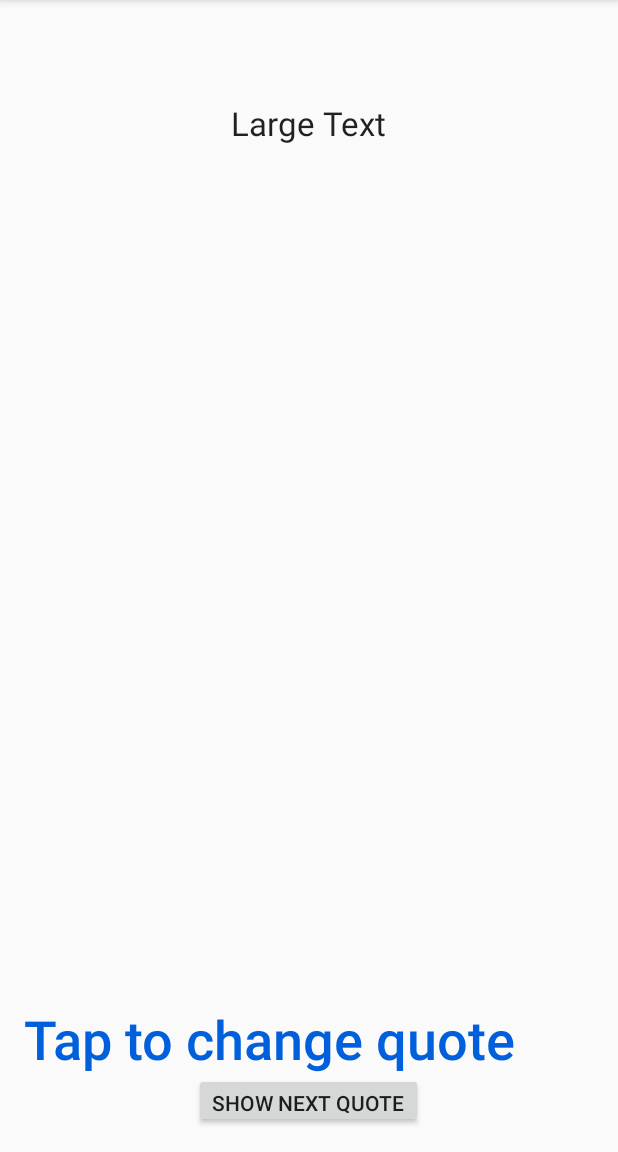
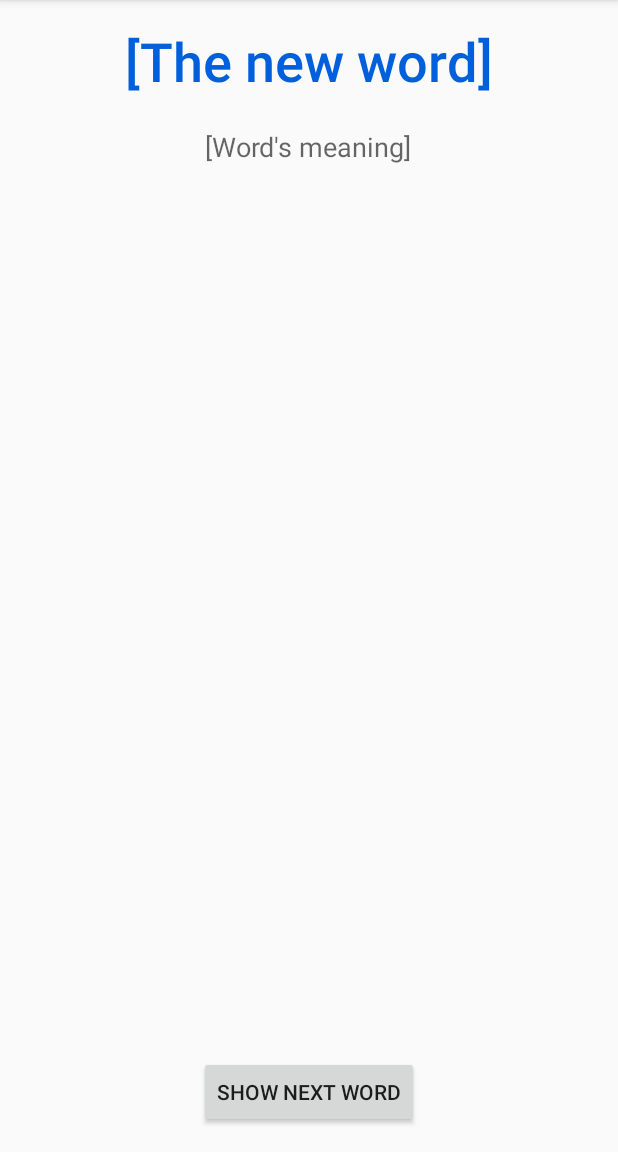
Before and after one commit to Wikzo/android_wordOfTheDay, an Android app: the screen it shows after launch (MainActivity), on a phone screen of 412 x 824 dp, the part 84-1236 px from its top. Run offline under Robolectric (Android 15) with nearby library versions, the light colour scheme and no system bars.

Commit message:
Database stuff began

```diff
--- /dev/null
+++ b/WordoftheDay/app/src/main/java/net/gustavdahl/wordoftheday/DatabaseHelper.java
@@ -0,0 +1,146 @@
+package net.gustavdahl.wordoftheday;
+
+import android.content.ContentValues;
+import android.content.Context;
+import android.database.Cursor;
+import android.database.sqlite.SQLiteDatabase;
+import android.database.sqlite.SQLiteOpenHelper;
+
+import java.util.ArrayList;
+import java.util.List;
+
+public class DatabaseHelper extends SQLiteOpenHelper
+{
+
+    // All Static variables
+    // Database Version
+    private static final int DATABASE_VERSION = 1;
+
+    // Database Name
+    private static final String DATABASE_NAME = "WordsManager";
+
+    // Contacts table name
+    private static final String TABLE_WORDS = "words1";
+
+    // Contacts Table Columns names
+    private static final String KEY_ID = "id";
+    private static final String KEY_WORD = "word";
+    private static final String KEY_MEANING = "meaning";
+
+    public DatabaseHelper(Context context)
+    {
+        super(context, DATABASE_NAME, null, DATABASE_VERSION);
+    }
+
+    // Creating Tables
+    @Override
+    public void onCreate(SQLiteDatabase db)
+    {
+        String CREATE_WORDS_TABLE = "CREATE TABLE " + TABLE_WORDS + "("
+                + KEY_ID + " INTEGER PRIMARY KEY," + KEY_WORD + " TEXT,"
+                + KEY_MEANING + " TEXT" + ")";
+        db.execSQL(CREATE_WORDS_TABLE);
+    }
+
+    // Upgrading database
+    @Override
+    public void onUpgrade(SQLiteDatabase db, int oldVersion, int newVersion)
+    {
+        // Drop older table if existed
+        db.execSQL("DROP TABLE IF EXISTS " + TABLE_WORDS);
+
+        // Create tables again
+        onCreate(db);
+    }
+
+    // Adding new contact
+    public void addWords(Word w)
+    {
+        SQLiteDatabase db = this.getWritableDatabase();
+
+        ContentValues values = new ContentValues();
+        values.put(KEY_WORD, w.getTheWord()); // word
+        values.put(KEY_MEANING, w.getTheMeaning()); // meaning
+
+        // Inserting Row
+        db.insert(TABLE_WORDS, null, values);
+        db.close(); // Closing database connection
+    }
+
+    // Getting single contact
+    public Word getWord(int id)
+    {
+        SQLiteDatabase db = this.getReadableDatabase();
+
+        Cursor cursor = db.query(TABLE_WORDS, new String[] { KEY_ID,
+                        KEY_WORD, KEY_MEANING}, KEY_ID + "=?",
+                new String[] { String.valueOf(id) }, null, null, null, null);
+        if (cursor != null)
+            cursor.moveToFirst();
+
+        Word w = new Word(Integer.parseInt(cursor.getString(0)),
+                cursor.getString(1), cursor.getString(2));
+        // return contact
+        return w;
+    }
+
+    // Getting All Contacts
+    public List<Word> getAllWords()
+    {
+        List<Word> wordList = new ArrayList<Word>();
+        // Select All Query
+        String selectQuery = "SELECT  * FROM " + TABLE_WORDS;
+
+        SQLiteDatabase db = this.getWritableDatabase();
+        Cursor cursor = db.rawQuery(selectQuery, null);
+
+        // looping through all rows and adding to list
+        if (cursor.moveToFirst()) {
+            do {
+                Word w = new Word();
+                w.setId(Integer.parseInt(cursor.getString(0)));
+                w.setTheWord(cursor.getString(1));
+                w.setTheMeaning(cursor.getString(2));
+                // Adding contact to list
+                wordList.add(w);
+            } while (cursor.moveToNext());
+        }
+
+        // return contact list
+        return wordList;
+    }
+
+    // Getting contacts Count
+    public int getWordsCount()
+    {
+        String countQuery = "SELECT  * FROM " + TABLE_WORDS;
+        SQLiteDatabase db = this.getReadableDatabase();
+        Cursor cursor = db.rawQuery(countQuery, null);
+        cursor.close();
+
+        // return count
+        return cursor.getCount();
+    }
+    // Updating single contact
+    public int updateWord(Word w)
+    {
+        SQLiteDatabase db = this.getWritableDatabase();
+
+        ContentValues values = new ContentValues();
+        values.put(KEY_WORD, w.getTheWord());
+        values.put(KEY_MEANING, w.getTheMeaning());
+
+        // updating row
+        return db.update(TABLE_WORDS, values, KEY_ID + " = ?",
+                new String[] { String.valueOf(w.getId()) });
+    }
+
+    // Deleting single contact
+    public void deleteWord(Word w)
+    {
+        SQLiteDatabase db = this.getWritableDatabase();
+        db.delete(TABLE_WORDS, KEY_ID + " = ?",
+                new String[] { String.valueOf(w.getId()) });
+        db.close();
+    }
+}
--- a/WordoftheDay/app/src/main/java/net/gustavdahl/wordoftheday/MainActivity.java
+++ b/WordoftheDay/app/src/main/java/net/gustavdahl/wordoftheday/MainActivity.java
@@ -1,7 +1,9 @@
 package net.gustavdahl.wordoftheday;
 
+import android.database.sqlite.SQLiteOpenHelper;
 import android.support.v7.app.AppCompatActivity;
 import android.os.Bundle;
+import android.util.Log;
 import android.view.Menu;
 import android.view.MenuItem;
 import android.view.View;
@@ -9,13 +11,14 @@ import android.widget.RelativeLayout;
 import android.widget.TextView;
 
 import java.util.ArrayList;
+import java.util.List;
 
 public class MainActivity extends AppCompatActivity {
 
     int count = 0;
     TextView quoteText;
     TextView personText;
-    ArrayList<Quote> quoteList;
+    ArrayList<Word> WordList;
 
 
     @Override
@@ -23,75 +26,71 @@ public class MainActivity extends AppCompatActivity {
         super.onCreate(savedInstanceState);
         setContentView(R.layout.activity_main);
 
+        quoteText = (TextView) findViewById(R.id.newWord);
+        personText = (TextView) findViewById(R.id.wordMeaning);
+        WordList = new ArrayList<Word>();
+
         RelativeLayout touch = (RelativeLayout) findViewById(R.id.touch);
 
-        quoteText = (TextView) findViewById(R.id.quote);
-        personText = (TextView) findViewById(R.id.person);
-        quoteList = new ArrayList<Quote>();
 
-        Quote quote4 = new Quote("You're more of a fun vampire. You don't suck blood, you just suck.", "Troy Barnes");
-        quoteList.add(quote4);
-
-        Quote quote1 = new Quote("Cool Beans", "Rod Kimble");
-        quoteList.add(quote1);
-
-        Quote quote2 = new Quote("How can mirrors be real if our eyes aren't real", "Jaden Smith");
-        quoteList.add(quote2);
-
-        Quote quote3 = new Quote("That's like me blaming owls for how bad I suck at analogies.", "Britta Perry");
-        quoteList.add(quote3);
-
-        Quote quote5 = new Quote("I was gonna be the first person in my family to graduate from community college. Everyone else graduated from normal college", "Troy Barnes");
-        quoteList.add(quote5);
-
-        //Add more quotes here
+        DatabaseTest();
 
 
-       /* touch.setOnClickListener(new View.OnClickListener() {
-            @Override
-            public void onClick(View view) {
 
-                if (count < quoteList.size()) {
-
-                    Quote q = quoteList.get(count);
-
-                    quoteText.setText(q.getQuote());
-
-                    personText.setText(q.getPerson());
-
-                    count = count + 1;
-
-
-                } else{
-
-                    count = 0;
-
-                }
-            }
-        });*/
     }
 
-    public void ChangeQuote(View view)
+    public void DatabaseTest()
     {
-        System.out.println("Change");
+        System.out.println("database stuff");
 
-        if (count < quoteList.size()) {
+        DatabaseHelper db = new DatabaseHelper(this);
 
-            Quote q = quoteList.get(count);
+        // Inserting Contacts
+        Log.d("Insert: ", "Inserting ..");
+        db.addWords(new Word("Ambivalent", "Splittet mellem to modstridende meninger, holdninger, følelser"));
+        db.addWords(new Word("Kontroversiel", "Omdiskuteret"));
+        db.addWords(new Word("Holisme", "Lægger vægt på at betragte fænomener som helheder snarere end som sammensatte enkeltdele"));
+        db.addWords(new Word("Test", "asdasd"));
 
-            quoteText.setText(q.getQuote());
+        // Reading all contacts
+        Log.d("Reading: ", "Reading all contacts..");
 
-            personText.setText(q.getPerson());
+        List<Word> words = db.getAllWords();
 
-            count = count + 1;
-
-
-        } else{
-
-            count = 0;
+        for (Word cn : words)
+        {
+            String log = "Id: " + cn.getId() + " ,Word: " + cn.getTheWord() + " ,Meaning: " + cn.getTheMeaning();
+            // Writing Contacts to log
+            Log.d("Name: ", log);
 
         }
 
+        CreateWords(words);
+
+    }
+
+    public void CreateWords(List<Word> database)
+    {
+        for (Word w : database)
+        {
+            WordList.add(w);
+        }
+    }
+
+    public void ChangeWord(View view)
+    {
+        //System.out.println(count);
+
+        count++;
+
+
+        if (count > WordList.size()-1)
+            count = 0;
+
+        Word w = WordList.get(count);
+
+        quoteText.setText(w.getTheWord());
+        personText.setText(w.getTheMeaning());
     }
 
     @Override
--- /dev/null
+++ b/WordoftheDay/app/src/main/java/net/gustavdahl/wordoftheday/Word.java
@@ -0,0 +1,78 @@
+package net.gustavdahl.wordoftheday;
+
+/**
+ * Created by Wikzo on 18-09-2015.
+ */
+public class Word
+{
+    private String theWord;
+    private String theMeaning;
+    private int usedTimes;
+    private int nextDate;
+    private int id;
+
+    public Word() { }
+
+    public Word(String theWord, String theMeaning)
+    {
+        this.theWord = theWord;
+        this.theMeaning = theMeaning;
+    }
+
+    public Word(int id, String theWord, String theMeaning)
+    {
+        this.theWord = theWord;
+        this.theMeaning = theMeaning;
+        this.id = id;
+    }
+
+    public String getTheWord()
+    {
+        return theWord;
+    }
+
+    public void setTheWord(String theWord)
+    {
+        this.theWord = theWord;
+    }
+
+    public String getTheMeaning()
+    {
+        return theMeaning;
+    }
+
+    public void setTheMeaning(String theMeaning)
+    {
+        this.theMeaning = theMeaning;
+    }
+
+    public int getUsedTimes()
+    {
+        return usedTimes;
+    }
+
+    public void setUsedTimes(int usedTimes)
+    {
+        this.usedTimes = usedTimes;
+    }
+
+    public int getNextDate()
+    {
+        return nextDate;
+    }
+
+    public void setNextDate(int nextDate)
+    {
+        this.nextDate = nextDate;
+    }
+
+    public int getId()
+    {
+        return id;
+    }
+
+    public void setId(int id)
+    {
+        this.id = id;
+    }
+}
--- a/WordoftheDay/app/src/main/res/layout/activity_main.xml
+++ b/WordoftheDay/app/src/main/res/layout/activity_main.xml
@@ -9,50 +9,34 @@
                 android:paddingBottom="@dimen/activity_vertical_margin"
                 android:id="@+id/touch">
 
+
     <TextView
-        android:text="Tap to change quote"
-        android:id="@+id/quote"
-        android:layout_width="match_parent"
+        android:layout_width="wrap_content"
         android:layout_height="wrap_content"
+        android:textAppearance="?android:attr/textAppearanceLarge"
+        android:text="[The new word]"
+        android:id="@+id/newWord"
         android:fontFamily="sans-serif-medium"
         android:textSize="36sp"
-        android:layout_gravity="center"
-        android:layout_above="@+id/person"
         android:textColor="#0060db"
-        android:layout_alignParentLeft="true"
-        android:layout_alignParentStart="true" />
-
-    <TextView
-        android:text=""
-        android:layout_width="match_parent"
-        android:layout_height="wrap_content"
-        android:fontFamily="sans-serif-medium"
-        android:textSize="26sp"
-        android:gravity="end"
-        android:textColor="#ffa5a5a5"
-        android:layout_gravity="center"
-        android:id="@+id/person"
-        android:layout_alignParentBottom="true"
-        android:layout_alignLeft="@+id/quote"
-        android:layout_alignStart="@+id/quote" />
-
-    <Button
-        android:layout_width="wrap_content"
-        android:layout_height="wrap_content"
-        android:text="Show Next quote"
-        android:id="@+id/nextQuote"
-        android:onClick="ChangeQuote"
-        android:layout_alignBaseline="@+id/person"
-        android:layout_alignBottom="@+id/person"
+        android:layout_alignParentTop="true"
         android:layout_centerHorizontal="true"/>
 
     <TextView
         android:layout_width="wrap_content"
         android:layout_height="wrap_content"
-        android:textAppearance="?android:attr/textAppearanceLarge"
-        android:text="Large Text"
-        android:id="@+id/textView"
-        android:layout_alignParentTop="true"
-        android:layout_centerHorizontal="true"
-        android:layout_marginTop="51dp"/>
+        android:textAppearance="?android:attr/textAppearanceMedium"
+        android:text="[Word&apos;s meaning]"
+        android:id="@+id/wordMeaning"
+        android:layout_marginTop="69dp"
+        android:layout_centerHorizontal="true"/>
+
+    <Button
+        android:layout_width="wrap_content"
+        android:layout_height="wrap_content"
+        android:text="Show next word"
+        android:id="@+id/nextWord"
+        android:onClick="ChangeWord"
+        android:layout_alignParentBottom="true"
+        android:layout_centerHorizontal="true"/>
 </RelativeLayout>
```
